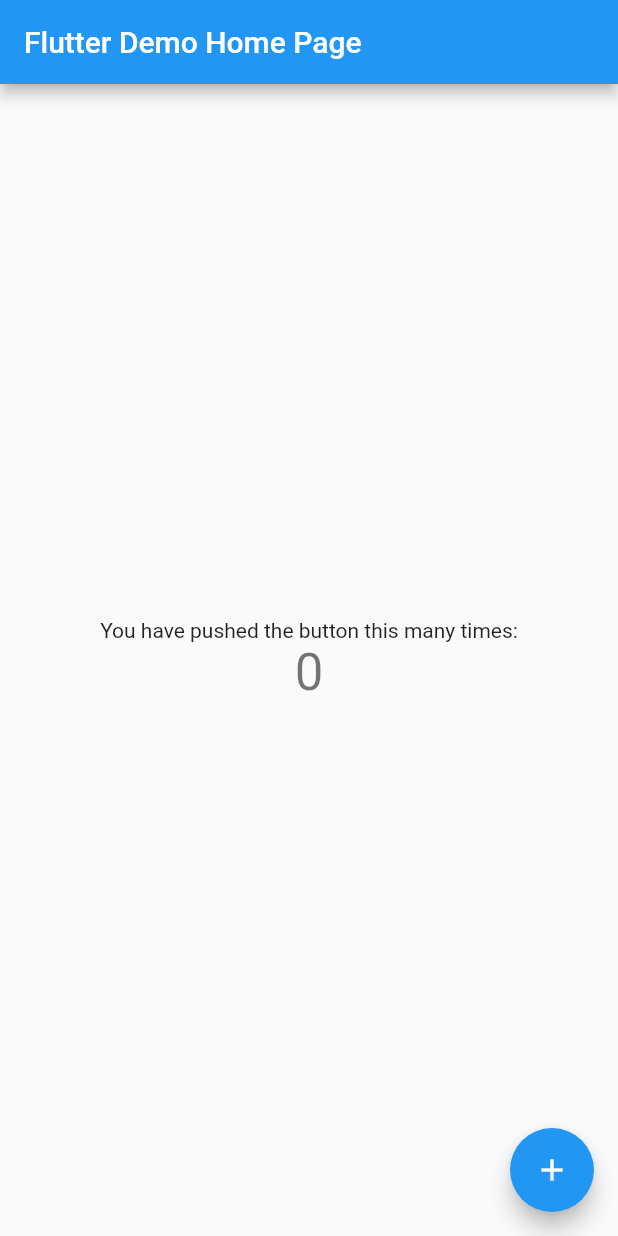
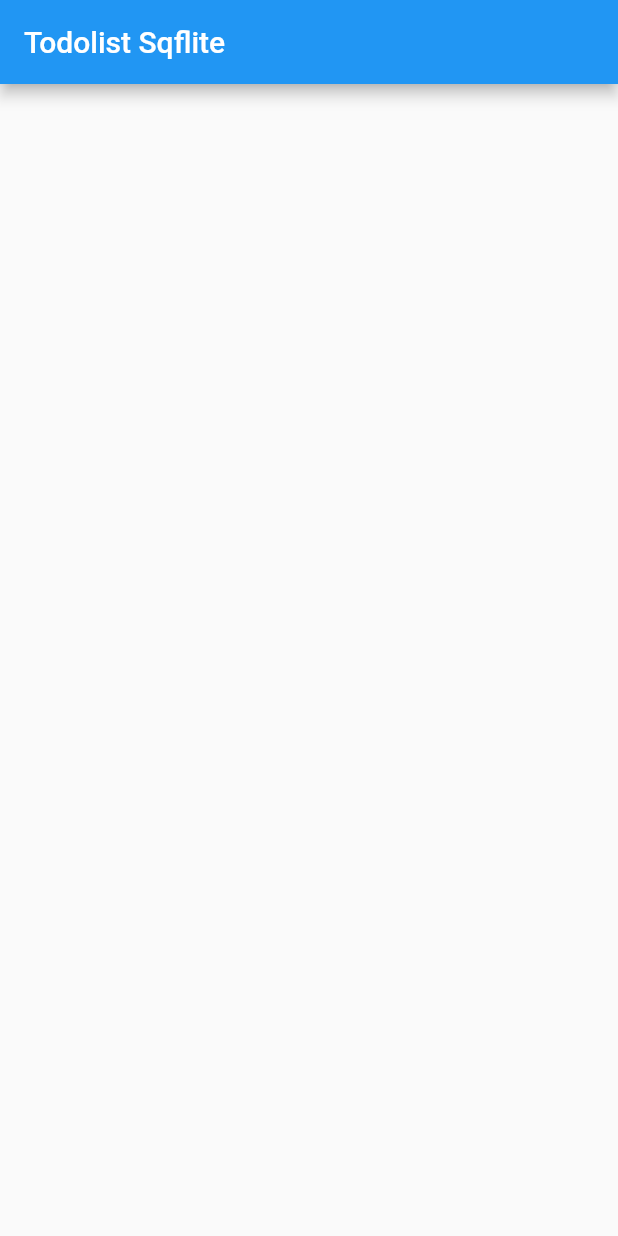
Before and after one commit to kurjakrichard/abdulazizahwan, a Flutter app: the screen it shows after launch, on a phone screen of 412 x 824 dp. Run offline on Flutter 3.47's test engine with Material 2 defaults, Android fonts, the phone set to English and light mode, and no system bars.

Commit message:
Create HomeScreen

```diff
--- a/lib/main.dart
+++ b/lib/main.dart
@@ -1,4 +1,5 @@
 import 'package:flutter/material.dart';
+import 'screens/home_screen.dart';
 
 void main() {
   runApp(const MyApp());
@@ -7,109 +8,11 @@ void main() {
 class MyApp extends StatelessWidget {
   const MyApp({Key? key}) : super(key: key);
 
-  // This widget is the root of your application.
   @override
   Widget build(BuildContext context) {
-    return MaterialApp(
-      title: 'Flutter Demo',
-      theme: ThemeData(
-        // This is the theme of your application.
-        //
-        // Try running your application with "flutter run". You'll see the
-        // application has a blue toolbar. Then, without quitting the app, try
-        // changing the primarySwatch below to Colors.green and then invoke
-        // "hot reload" (press "r" in the console where you ran "flutter run",
-        // or simply save your changes to "hot reload" in a Flutter IDE).
-        // Notice that the counter didn't reset back to zero; the application
-        // is not restarted.
-        primarySwatch: Colors.blue,
-      ),
-      home: const MyHomePage(title: 'Flutter Demo Home Page'),
-    );
+    return const MaterialApp(
+        debugShowCheckedModeBanner: false,
+        title: 'Todolist Sqflite',
+        home: HomeScreen());
   }
 }
-
-class MyHomePage extends StatefulWidget {
-  const MyHomePage({Key? key, required this.title}) : super(key: key);
-
-  // This widget is the home page of your application. It is stateful, meaning
-  // that it has a State object (defined below) that contains fields that affect
-  // how it looks.
-
-  // This class is the configuration for the state. It holds the values (in this
-  // case the title) provided by the parent (in this case the App widget) and
-  // used by the build method of the State. Fields in a Widget subclass are
-  // always marked "final".
-
-  final String title;
-
-  @override
-  State<MyHomePage> createState() => _MyHomePageState();
-}
-
-class _MyHomePageState extends State<MyHomePage> {
-  int _counter = 0;
-
-  void _incrementCounter() {
-    setState(() {
-      // This call to setState tells the Flutter framework that something has
-      // changed in this State, which causes it to rerun the build method below
-      // so that the display can reflect the updated values. If we changed
-      // _counter without calling setState(), then the build method would not be
-      // called again, and so nothing would appear to happen.
-      _counter++;
-    });
-  }
-
-  @override
-  Widget build(BuildContext context) {
-    // This method is rerun every time setState is called, for instance as done
-    // by the _incrementCounter method above.
-    //
-    // The Flutter framework has been optimized to make rerunning build methods
-    // fast, so that you can just rebuild anything that needs updating rather
-    // than having to individually change instances of widgets.
-    return Scaffold(
-      appBar: AppBar(
-        // Here we take the value from the MyHomePage object that was created by
-        // the App.build method, and use it to set our appbar title.
-        title: Text(widget.title),
-      ),
-      body: Center(
-        // Center is a layout widget. It takes a single child and positions it
-        // in the middle of the parent.
-        child: Column(
-          // Column is also a layout widget. It takes a list of children and
-          // arranges them vertically. By default, it sizes itself to fit its
-          // children horizontally, and tries to be as tall as its parent.
-          //
-          // Invoke "debug painting" (press "p" in the console, choose the
-          // "Toggle Debug Paint" action from the Flutter Inspector in Android
-          // Studio, or the "Toggle Debug Paint" command in Visual Studio Code)
-          // to see the wireframe for each widget.
-          //
-          // Column has various properties to control how it sizes itself and
-          // how it positions its children. Here we use mainAxisAlignment to
-          // center the children vertically; the main axis here is the vertical
-          // axis because Columns are vertical (the cross axis would be
-          // horizontal).
-          mainAxisAlignment: MainAxisAlignment.center,
-          children: <Widget>[
-            const Text(
-              'You have pushed the button this many times:',
-            ),
-            Text(
-              '$_counter',
-              style: Theme.of(context).textTheme.headline4,
-            ),
-          ],
-        ),
-      ),
-      floatingActionButton: FloatingActionButton(
-        onPressed: _incrementCounter,
-        tooltip: 'Increment',
-        child: const Icon(Icons.add),
-      ), // This trailing comma makes auto-formatting nicer for build methods.
-    );
-  }
-}
--- /dev/null
+++ b/lib/screens/home_screen.dart
@@ -0,0 +1,20 @@
+import 'package:flutter/material.dart';
+
+class HomeScreen extends StatefulWidget {
+  const HomeScreen({Key? key}) : super(key: key);
+
+  @override
+  State<HomeScreen> createState() => _HomeScreenState();
+}
+
+class _HomeScreenState extends State<HomeScreen> {
+  @override
+  Widget build(BuildContext context) {
+    return Scaffold(
+      appBar: AppBar(
+        title: const Text('Todolist Sqflite'),
+      ),
+      body: Container(),
+    );
+  }
+}
```
Also changed, not shown: 1 other file.
